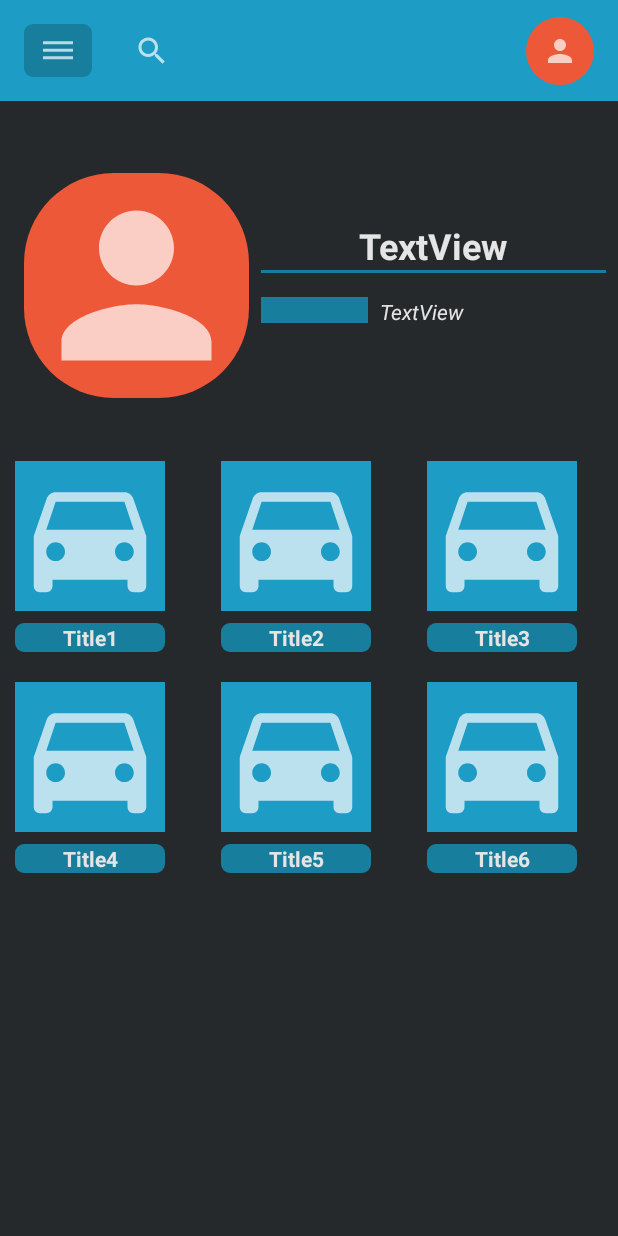
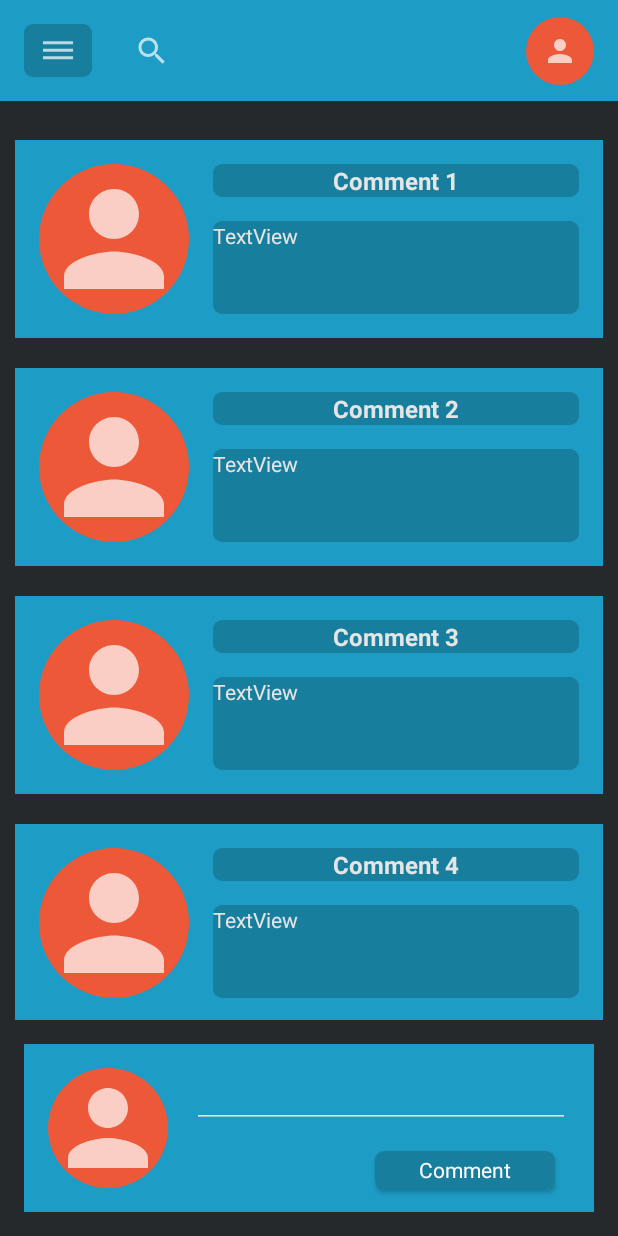
Before and after one commit to MiguelAngel-9k/Moviles-app, an Android app: the screen it shows after launch (ProfileActivity before the commit, CommentActivity after it), on a phone screen of 412 x 824 dp. Run offline under Robolectric (Android 15) with nearby library versions, the phone set to English and light mode, and no system bars.

Commit message:
comment view and recycler

```diff
--- a/app/src/main/AndroidManifest.xml
+++ b/app/src/main/AndroidManifest.xml
@@ -10,13 +10,17 @@
         android:supportsRtl="true"
         android:theme="@style/Theme.MKXAPP">
         <activity
-            android:name=".acyivitys.PublishActivity"
+            android:name=".acyivitys.CommentActivity"
             android:exported="true" >
             <intent-filter>
                 <action android:name="android.intent.action.MAIN" />
 
                 <category android:name="android.intent.category.LAUNCHER" />
             </intent-filter>
+        </activity>
+        <activity
+            android:name=".acyivitys.PublishActivity"
+            android:exported="true">
         </activity>
         <activity
             android:name=".acyivitys.ProfileActivity"
@@ -29,7 +33,7 @@
         </activity>
         <activity
             android:name=".acyivitys.DashboardActivity"
-            android:exported="true"></activity>
+            android:exported="true" />
         <activity
             android:name=".acyivitys.SigninActivity"
             android:exported="true" />
--- /dev/null
+++ b/app/src/main/java/com/example/mkx_app/acyivitys/CommentActivity.kt
@@ -0,0 +1,31 @@
+package com.example.mkx_app.acyivitys
+
+import androidx.appcompat.app.AppCompatActivity
+import android.os.Bundle
+import androidx.recyclerview.widget.RecyclerView
+import com.example.mkx_app.R
+import com.example.mkx_app.adapters.CommentAdapter
+import com.example.mkx_app.models.Comment
+
+class CommentActivity : AppCompatActivity() {
+
+    override fun onCreate(savedInstanceState: Bundle?) {
+        super.onCreate(savedInstanceState)
+        setContentView(R.layout.activity_comment)
+
+        val rvComment = findViewById<RecyclerView>(R.id.RvComment)
+        rvComment.adapter = CommentAdapter(listOf(
+            Comment("Comment 1"),
+            Comment("Comment 2"),
+            Comment("Comment 3"),
+            Comment("Comment 4"),
+            Comment("Comment 5"),
+            Comment("Comment 6"),
+            Comment("Comment 7"),
+            Comment("Comment 8"),
+            Comment("Comment 9"),
+            Comment("Comment 10")
+        ))
+
+    }
+}
--- /dev/null
+++ b/app/src/main/java/com/example/mkx_app/adapters/CommentAdapter.kt
@@ -0,0 +1,32 @@
+package com.example.mkx_app.adapters
+
+import android.view.LayoutInflater
+import android.view.View
+import android.view.ViewGroup
+import android.widget.TextView
+import androidx.recyclerview.widget.RecyclerView
+import com.example.mkx_app.R
+import com.example.mkx_app.models.Comment
+
+class CommentAdapter(val comments:List<Comment>):RecyclerView.Adapter<CommentAdapter.ViewHolder>() {
+    inner class ViewHolder(val view: View):RecyclerView.ViewHolder(view){
+        private val commentUser = view.findViewById<TextView>(R.id.txtCommentUser)
+
+        fun loadComment(comment:Comment){
+            this.commentUser.setText(comment.title)
+        }
+
+    }
+
+    override fun onCreateViewHolder(parent: ViewGroup, viewType: Int): ViewHolder {
+        val view = LayoutInflater.from(parent.context).inflate(R.layout.fragment_comment, parent, false)
+        return ViewHolder(view)
+    }
+
+    override fun onBindViewHolder(holder: ViewHolder, position: Int) {
+        val comment = this.comments[position]
+        holder.loadComment(comment)
+    }
+
+    override fun getItemCount(): Int = comments.size
+}
--- /dev/null
+++ b/app/src/main/java/com/example/mkx_app/fragments/CommentFragment.kt
@@ -0,0 +1,60 @@
+package com.example.mkx_app.fragments
+
+import android.os.Bundle
+import androidx.fragment.app.Fragment
+import android.view.LayoutInflater
+import android.view.View
+import android.view.ViewGroup
+import com.example.mkx_app.R
+
+// TODO: Rename parameter arguments, choose names that match
+// the fragment initialization parameters, e.g. ARG_ITEM_NUMBER
+private const val ARG_PARAM1 = "param1"
+private const val ARG_PARAM2 = "param2"
+
+/**
+ * A simple [Fragment] subclass.
+ * Use the [CommentFragment.newInstance] factory method to
+ * create an instance of this fragment.
+ */
+class CommentFragment : Fragment() {
+    // TODO: Rename and change types of parameters
+    private var param1: String? = null
+    private var param2: String? = null
+
+    override fun onCreate(savedInstanceState: Bundle?) {
+        super.onCreate(savedInstanceState)
+        arguments?.let {
+            param1 = it.getString(ARG_PARAM1)
+            param2 = it.getString(ARG_PARAM2)
+        }
+    }
+
+    override fun onCreateView(
+        inflater: LayoutInflater, container: ViewGroup?,
+        savedInstanceState: Bundle?
+    ): View? {
+        // Inflate the layout for this fragment
+        return inflater.inflate(R.layout.fragment_comment, container, false)
+    }
+
+    companion object {
+        /**
+         * Use this factory method to create a new instance of
+         * this fragment using the provided parameters.
+         *
+         * @param param1 Parameter 1.
+         * @param param2 Parameter 2.
+         * @return A new instance of fragment CommentFragment.
+         */
+        // TODO: Rename and change types and number of parameters
+        @JvmStatic
+        fun newInstance(param1: String, param2: String) =
+            CommentFragment().apply {
+                arguments = Bundle().apply {
+                    putString(ARG_PARAM1, param1)
+                    putString(ARG_PARAM2, param2)
+                }
+            }
+    }
+}
--- /dev/null
+++ b/app/src/main/java/com/example/mkx_app/models/Comment.kt
@@ -0,0 +1,4 @@
+package com.example.mkx_app.models
+
+class Comment(val title:String) {
+}
--- /dev/null
+++ b/app/src/main/res/layout/activity_comment.xml
@@ -0,0 +1,82 @@
+<?xml version="1.0" encoding="utf-8"?>
+<androidx.constraintlayout.widget.ConstraintLayout xmlns:android="http://schemas.android.com/apk/res/android"
+    xmlns:app="http://schemas.android.com/apk/res-auto"
+    xmlns:tools="http://schemas.android.com/tools"
+    android:layout_width="match_parent"
+    android:layout_height="match_parent"
+    android:background="@color/primary_black"
+    tools:context=".acyivitys.CommentActivity">
+
+    <androidx.fragment.app.FragmentContainerView
+        android:id="@+id/fragmentContainerView2"
+        android:name="com.example.mkx_app.fragments.NavbarFragment"
+        android:layout_width="0dp"
+        android:layout_height="wrap_content"
+        app:layout_constraintEnd_toEndOf="parent"
+        app:layout_constraintStart_toStartOf="parent"
+        app:layout_constraintTop_toTopOf="parent" />
+
+    <androidx.recyclerview.widget.RecyclerView
+        android:id="@+id/RvComment"
+        android:layout_width="0dp"
+        android:layout_height="0dp"
+        android:layout_marginTop="16dp"
+        android:layout_marginBottom="16dp"
+        app:layoutManager="androidx.recyclerview.widget.LinearLayoutManager"
+        app:layout_constraintBottom_toTopOf="@+id/constraintLayout"
+        app:layout_constraintEnd_toEndOf="parent"
+        app:layout_constraintStart_toStartOf="parent"
+        app:layout_constraintTop_toBottomOf="@+id/fragmentContainerView2"
+        tools:listitem="@layout/fragment_comment" />
+
+    <androidx.constraintlayout.widget.ConstraintLayout
+        android:id="@+id/constraintLayout"
+        android:layout_width="0dp"
+        android:layout_height="wrap_content"
+        android:layout_marginStart="16dp"
+        android:layout_marginEnd="16dp"
+        android:layout_marginBottom="16dp"
+        android:background="@color/blue"
+        app:layout_constraintBottom_toBottomOf="parent"
+        app:layout_constraintEnd_toEndOf="parent"
+        app:layout_constraintStart_toStartOf="parent">
+
+        <ImageView
+            android:id="@+id/imgComment"
+            android:layout_width="80dp"
+            android:layout_height="80dp"
+            android:layout_marginStart="16dp"
+            android:layout_marginTop="16dp"
+            android:layout_marginBottom="16dp"
+            android:background="@drawable/logo_rounded"
+            android:src="@drawable/ic_person_24"
+            app:layout_constraintBottom_toBottomOf="parent"
+            app:layout_constraintStart_toStartOf="parent"
+            app:layout_constraintTop_toTopOf="parent" />
+
+        <EditText
+            android:id="@+id/editComment"
+            style="@style/Theme.MKXAPP.edit"
+            android:layout_width="0dp"
+            android:layout_height="wrap_content"
+            android:layout_marginStart="16dp"
+            android:layout_marginEnd="16dp"
+            android:ems="10"
+            android:gravity="start|top"
+            android:inputType="textMultiLine"
+            app:layout_constraintEnd_toEndOf="parent"
+            app:layout_constraintStart_toEndOf="@+id/imgComment"
+            app:layout_constraintTop_toTopOf="@+id/imgComment" />
+
+        <Button
+            android:id="@+id/btnComment"
+            style="@style/Theme.MKXAPP.button"
+            android:layout_width="120dp"
+            android:layout_height="25dp"
+            android:text="@string/comment"
+            app:layout_constraintBottom_toBottomOf="parent"
+            app:layout_constraintEnd_toEndOf="@+id/editComment"
+            app:layout_constraintTop_toBottomOf="@+id/editComment" />
+
+    </androidx.constraintlayout.widget.ConstraintLayout>
+</androidx.constraintlayout.widget.ConstraintLayout>
--- /dev/null
+++ b/app/src/main/res/layout/fragment_comment.xml
@@ -0,0 +1,49 @@
+<?xml version="1.0" encoding="utf-8"?>
+<androidx.constraintlayout.widget.ConstraintLayout xmlns:android="http://schemas.android.com/apk/res/android"
+    xmlns:app="http://schemas.android.com/apk/res-auto"
+    xmlns:tools="http://schemas.android.com/tools"
+    android:layout_width="match_parent"
+    android:layout_height="wrap_content"
+    android:layout_margin="10dp"
+    android:background="@color/blue"
+    tools:context=".fragments.CommentFragment">
+
+    <ImageView
+        android:id="@+id/imgComment"
+        android:layout_width="100dp"
+        android:layout_height="100dp"
+        android:layout_marginStart="16dp"
+        android:layout_marginTop="16dp"
+        android:layout_marginBottom="16dp"
+        android:background="@drawable/logo_rounded"
+        android:src="@drawable/ic_person_24"
+        app:layout_constraintBottom_toBottomOf="parent"
+        app:layout_constraintStart_toStartOf="parent"
+        app:layout_constraintTop_toTopOf="parent" />
+
+    <TextView
+        android:id="@+id/txtCommentUser"
+        style="@style/Theme.MKXAPP.h3.post_title"
+        android:layout_width="0dp"
+        android:layout_height="wrap_content"
+        android:layout_marginStart="16dp"
+        android:layout_marginEnd="16dp"
+        android:text="Comment"
+        app:layout_constraintEnd_toEndOf="parent"
+        app:layout_constraintStart_toEndOf="@+id/imgComment"
+        app:layout_constraintTop_toTopOf="@+id/imgComment" />
+
+    <TextView
+        android:id="@+id/txtComent"
+        android:layout_width="0dp"
+        android:layout_height="0dp"
+        android:layout_marginTop="16dp"
+        android:background="@drawable/button_rounded"
+        android:text="TextView"
+        android:textColor="@color/primary_text"
+        app:layout_constraintBottom_toBottomOf="@+id/imgComment"
+        app:layout_constraintEnd_toEndOf="@+id/txtCommentUser"
+        app:layout_constraintStart_toStartOf="@+id/txtCommentUser"
+        app:layout_constraintTop_toBottomOf="@+id/txtCommentUser" />
+
+</androidx.constraintlayout.widget.ConstraintLayout>
--- a/app/src/main/res/values/strings.xml
+++ b/app/src/main/res/values/strings.xml
@@ -32,4 +32,7 @@
     <string name="add_document">Add document</string>
     <string name="cancel">Cancel</string>
     <string name="publish">Publish</string>
+    <string name="comment">Comment</string>
+    <!-- TODO: Remove or change this placeholder text -->
+    <string name="hello_blank_fragment">Hello blank fragment</string>
 </resources>
```
Lines whose indentation alone changed are shown as unchanged.
